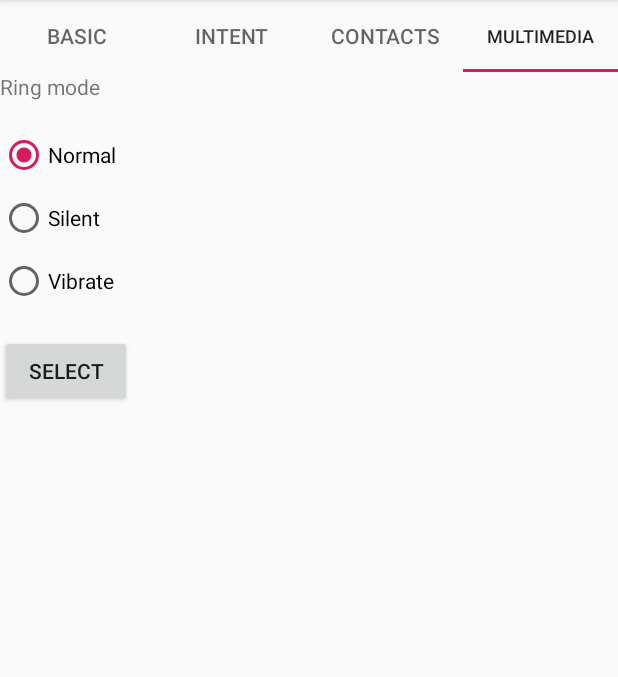
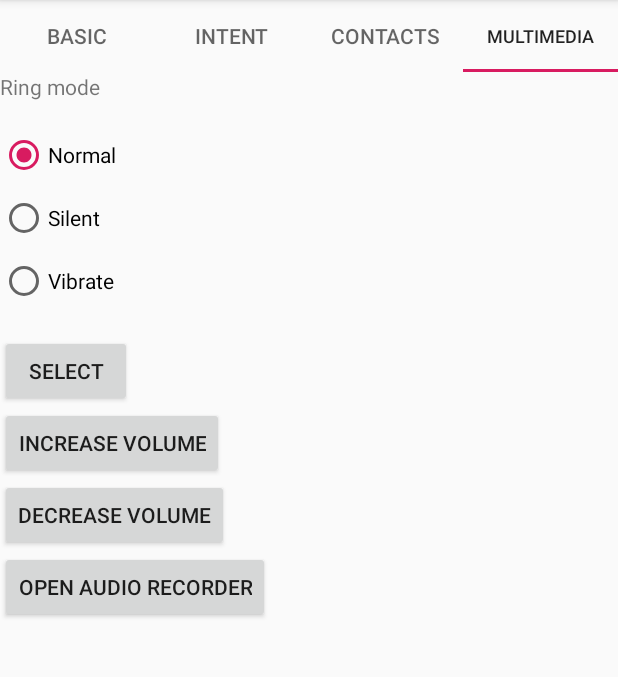
Before and after one commit to ryosaeba82/MultiTestApp, an Android app: the screen it shows after launch (MainActivity), tab 4 chosen, on a phone screen of 412 x 824 dp, the part 84-761 px from its top. Run offline under Robolectric (Android 15) with nearby library versions, the phone set to English and light mode, and no system bars.

Commit message:
Aggiunta gestione volume e registrazione audio

```diff
--- a/app/src/main/AndroidManifest.xml
+++ b/app/src/main/AndroidManifest.xml
@@ -6,7 +6,7 @@
     <uses-permission android:name="android.permission.READ_CONTACTS"/>
     <uses-permission android:name="android.permission.WRITE_CONTACTS"/>
     <uses-permission android:name="android.permission.RECORD_AUDIO"/>
-    <uses-permission android:name="android.permission.ACCESS_NOTIFICATION_POLICY" />
+    <uses-permission android:name="android.permission.ACCESS_NOTIFICATION_POLICY"/>
 
     <application
             android:allowBackup="true"
@@ -16,6 +16,8 @@
             android:supportsRtl="true"
             android:theme="@style/AppTheme"
             tools:ignore="AllowBackup,GoogleAppIndexingWarning">
+        <activity android:name=".RecordAudioActivity">
+        </activity>
         <activity android:name=".MainActivity"/>
         <activity
                 android:name=".SplashScreenActivity"
--- a/app/src/main/res/layout/fragment_multimedia.xml
+++ b/app/src/main/res/layout/fragment_multimedia.xml
@@ -47,5 +47,20 @@
             android:layout_height="wrap_content"
             android:layout_marginTop="20dp"
             android:text="@string/buttonChooseModeText" />
+    <Button
+            android:id="@+id/buttonIncreaseVolumeId"
+            android:layout_width="wrap_content"
+            android:layout_height="wrap_content"
+            android:text="@string/buttonIncreaseVolumeText"/>
+    <Button
+            android:id="@+id/buttonDecreaseVolumeId"
+            android:layout_width="wrap_content"
+            android:layout_height="wrap_content"
+            android:text="@string/buttonDecreaseVolumeText" />
+    <Button
+            android:id="@+id/buttonApriRecordAudioActivityId"
+            android:layout_width="wrap_content"
+            android:layout_height="wrap_content"
+            android:text="@string/buttonApriRecordAudioActivityText" />
 
 </LinearLayout>
--- a/app/src/main/res/values/strings.xml
+++ b/app/src/main/res/values/strings.xml
@@ -30,5 +30,19 @@
     <string name="ringerModeNormalText">Normal</string>
     <string name="ringerModeSilentText">Silent</string>
     <string name="ringerModeVibrateText">Vibrate</string>
+    <string name="buttonIncreaseVolumeText">Increase volume</string>
+    <string name="buttonDecreaseVolumeText">Decrease volume</string>
+    <string name="volumeUpText">Volume up</string>
+    <string name="volumeDownText">Volume down</string>
+    <string name="buttonApriRecordAudioActivityText">Open audio recorder</string>
+    <string name="buttonRecordAudioText">Record audio</string>
+    <string name="buttonStopRecordAudioText">Stop recording</string>
+    <string name="buttonPlayAudioText">Listen audio</string>
+    <string name="recordAudioText">Recording</string>
+    <string name="stopRecordAudioText" translatable="false">Stop</string>
+    <string name="playAudioText">Listening</string>
+    <string name="buttonRecordAudioOnClick" translatable="false">registraAudio</string>
+    <string name="buttonStopRecordAudioOnClick" translatable="false">stopRecordAudio</string>
+    <string name="buttonPlayAudioOnClick" translatable="false">playAudio</string>
 
 </resources>
--- a/build.gradle
+++ b/build.gradle
@@ -7,7 +7,7 @@ buildscript {
         jcenter()
     }
     dependencies {
-        classpath 'com.android.tools.build:gradle:3.3.0'
+        classpath 'com.android.tools.build:gradle:3.3.1'
         classpath "org.jetbrains.kotlin:kotlin-gradle-plugin:$kotlin_version"
 
         // NOTE: Do not place your application dependencies here; they belong
```
Also changed, not shown: app/src/main/java/com/starware/mpicciau/multitestapp/MultimediaFragment.java (+45 -0 lines), app/src/main/java/com/starware/mpicciau/multitestapp/RecordAudioActivity.java (added, +96 -0 lines), app/src/main/res/layout/activity_record_audio.xml (added, +32 -0 lines), 1 other file.
